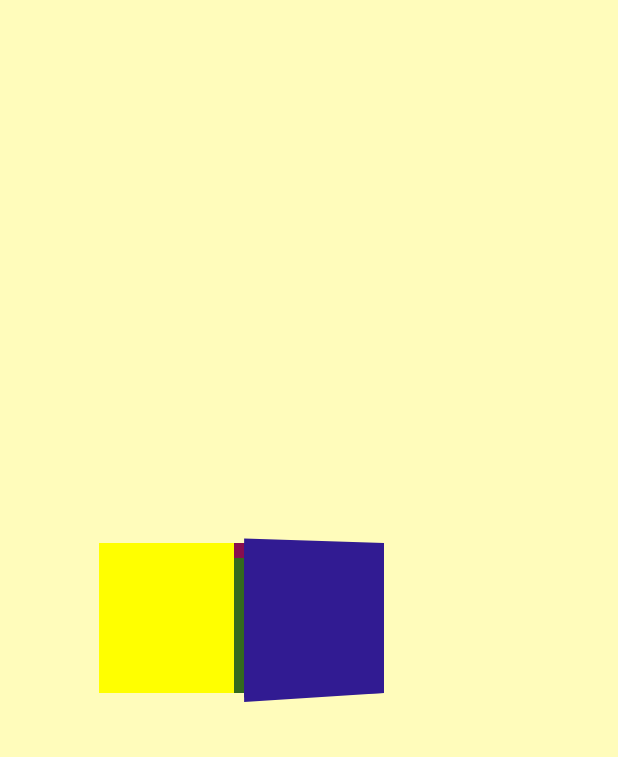
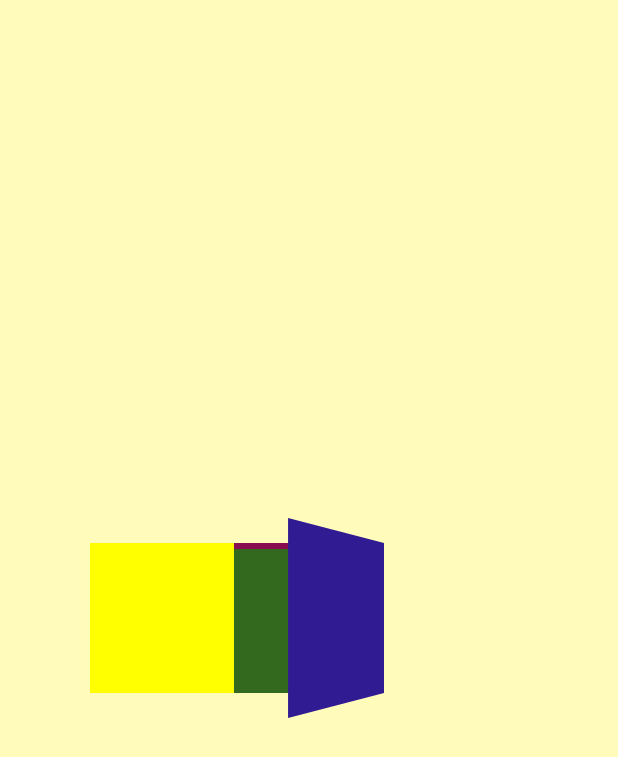
Before and after one commit to daka-kolp/animations_tests, a Flutter app: the first screen one second after launch, on a phone screen of 412 x 824 dp. Shown: the top 757 px of the screen. Run offline on Flutter 3.47's test engine with Material 2 defaults, Android fonts, the phone set to English and light mode, and no system bars; our stand-ins replace graphql.

Commit message:
add staggered animation

```diff
--- a/lib/main.dart
+++ b/lib/main.dart
@@ -1,5 +1,6 @@
 import 'package:flutter/material.dart';
-import 'package:ram_app/src/app/pages/envelope.dart';
+import 'package:ram_app/src/app/pages/paper.dart';
+import 'package:ram_app/src/app/pages/paper_ 1.dart';
 import 'package:ram_app/theme.dart';
 
 void main() => runApp(MyApp());
--- /dev/null
+++ b/lib/src/app/pages/paper_ 1.dart
@@ -0,0 +1,265 @@
+import 'dart:math';
+
+import 'package:flutter/animation.dart';
+import 'package:flutter/foundation.dart';
+import 'package:flutter/material.dart';
+
+class EnvelopeAnimator extends StatefulWidget {
+  @override
+  _EnvelopeAnimatorState createState() => new _EnvelopeAnimatorState();
+}
+
+class _EnvelopeAnimatorState extends State<EnvelopeAnimator>
+    with SingleTickerProviderStateMixin {
+  AnimationController _controller;
+
+  @override
+  void initState() {
+    super.initState();
+    _controller = AnimationController(
+      duration: const Duration(seconds: 3),
+      vsync: this,
+    );
+    _controller.forward();
+  }
+
+  @override
+  void dispose() {
+    super.dispose();
+    _controller.dispose();
+  }
+
+  @override
+  Widget build(BuildContext context) {
+    return GestureDetector(
+      onTap: () {
+        if(_controller.status == AnimationStatus.dismissed){
+        _controller.reset();
+        _controller.forward();}
+        if(_controller.status == AnimationStatus.completed) {
+          _controller.reverse();
+        }
+      },
+      child: Envelope(
+        controller: _controller,
+      ),
+    );
+  }
+}
+
+class Envelope extends StatelessWidget {
+  final EnvelopeAnimation envelopeController;
+
+  Envelope({Key key, AnimationController controller})
+      : envelopeController = EnvelopeAnimation(controller),
+        super(key: key);
+
+  @override
+  Widget build(BuildContext context) {
+    return Scaffold(
+      body: Center(
+        child: AnimatedBuilder(
+            animation: envelopeController.controller,
+            builder: (context, child) {
+              if (envelopeController.controller.value < 0.4) {
+                return Stack(
+                  children: <Widget>[
+                    _center(),
+                    _top(),
+                    _bottom(),
+                    _right(),
+                    _left(),
+                  ],
+                );
+              } else {
+                return Transform.scale(
+                  scale: envelopeController.scale.value,
+                  child: Transform.translate(
+                    offset: Offset(envelopeController.translate.value, 0.0),
+                    child: Transform.rotate(
+                      angle: envelopeController.rotate.value * pi,
+                      child: Opacity(
+                        opacity: envelopeController.opacity.value,
+                        child: Stack(
+                          children: <Widget>[
+                            _center(),
+                            _left(),
+                            _right(),
+                            _top(),
+                            _bottom(),
+                          ],
+                        ),
+                      ),
+                    ),
+                  ),
+                );
+              }
+            }),
+      ),
+    );
+  }
+
+  Widget _center() {
+    return Container(
+      width: 100,
+      height: 100,
+      color: Colors.blue,
+    );
+  }
+
+//  Widget _topRight() {
+//    return Positioned(
+//      right: 0.0,
+//      top: 0.0,
+//      child: Transform(
+//        alignment: Alignment.topRight,
+//        transform: Matrix4.skewX(envelopeController.topAnimation.value),
+//        child: Container(
+//          width: 90,
+//          height: 100,
+//          color: envelopeController.controller.value > 0.375 ? Colors.deepPurple : Colors.deepPurple[900],
+//        ),
+//      ),
+//    );
+//  }
+
+  Widget _top() {
+    return Transform(
+      transform: Matrix4.identity()
+        ..setEntry(3, 2, 0.0025)
+        ..rotateX(-envelopeController.topAnimation.value * pi),
+      alignment: Alignment.topCenter,
+      child: Container(
+        width: 100,
+        height: 96,
+        color: envelopeController.controller.value > 0.7
+            ? Colors.pink
+            : Colors.pink[900],
+      ),
+    );
+  }
+
+  Widget _bottom() {
+    return Positioned(
+      bottom: 0.0,
+      child: Transform(
+        transform: Matrix4.identity()
+          ..setEntry(3, 2, 0.0025)
+          ..rotateX(envelopeController.bottomAnimation.value * pi),
+        alignment: Alignment.bottomCenter,
+        child: Container(
+          width: 100,
+          height: 96,
+          color: envelopeController.controller.value > 0.5
+              ? Colors.lightGreen
+              : Colors.lightGreen[900],
+        ),
+      ),
+    );
+  }
+
+  Widget _left() {
+    return Transform(
+      transform: Matrix4.identity()
+        ..setEntry(3, 2, 0.003)
+        ..rotateY(envelopeController.leftAnimation.value * pi),
+      alignment: Alignment.centerLeft,
+      child: Container(
+        width: 96,
+        height: 100,
+        color: envelopeController.controller.value > 0.1
+            ? Colors.yellowAccent
+            : Colors.orange,
+      ),
+    );
+  }
+
+  Widget _right() {
+    return Positioned(
+      right: 0.0,
+      child: Transform(
+        alignment: Alignment.centerRight,
+        transform: Matrix4.identity()
+          ..setEntry(3, 2, 0.003)
+          ..rotateY(-envelopeController.rightAnimation.value * pi),
+        child: Container(
+          width: 96,
+          height: 100,
+          color: envelopeController.controller.value > 0.3
+              ? Colors.deepPurple
+              : Colors.deepPurple[900],
+        ),
+      ),
+    );
+  }
+}
+
+class EnvelopeAnimation {
+  final AnimationController controller;
+  final Animation<double> bottomAnimation;
+  final Animation<double> rightAnimation;
+  final Animation<double> leftAnimation;
+  final Animation<double> topAnimation;
+  final Animation<double> rotate;
+  final Animation<double> scale;
+  final Animation<double> translate;
+  final Animation<double> opacity;
+
+  EnvelopeAnimation(this.controller)
+      : leftAnimation = _createAnimation(controller, 0.0, 0.2),
+        rightAnimation = _createAnimation(controller, 0.2, 0.4),
+        bottomAnimation = _createAnimation(controller, 0.4, 0.6),
+        topAnimation = _createAnimation(controller, 0.6, 0.8),
+        rotate = Tween<double>(begin: 0.0, end: 2.0).animate(
+          CurvedAnimation(
+            parent: controller,
+            curve: Interval(
+              0.8,
+              1.0,
+            ),
+          ),
+        ),
+        scale = Tween<double>(begin: 1.0, end: 0.0).animate(
+          CurvedAnimation(
+            parent: controller,
+            curve: Interval(
+              0.8,
+              1.0,
+              curve: Curves.bounceInOut,
+            ),
+          ),
+        ),
+        opacity = Tween<double>(begin: 1.0, end: 0.0).animate(
+          CurvedAnimation(
+            parent: controller,
+            curve: Interval(
+              0.8,
+              1.0,
+              curve: Curves.bounceInOut,
+            ),
+          ),
+        ),
+        translate = Tween<double>(begin: 0.0, end: 200).animate(
+          CurvedAnimation(
+            parent: controller,
+            curve: Interval(
+              0.8,
+              1.0,
+              curve: Curves.bounceOut,
+            ),
+          ),
+        );
+
+  static Animation<double> _createAnimation(
+      AnimationController controller, double from, double to) {
+    return Tween<double>(begin: 0.0, end: 1.0).animate(
+      CurvedAnimation(
+        parent: controller,
+        curve: Interval(
+          from,
+          to,
+        ),
+      ),
+    );
+  }
+}
```
